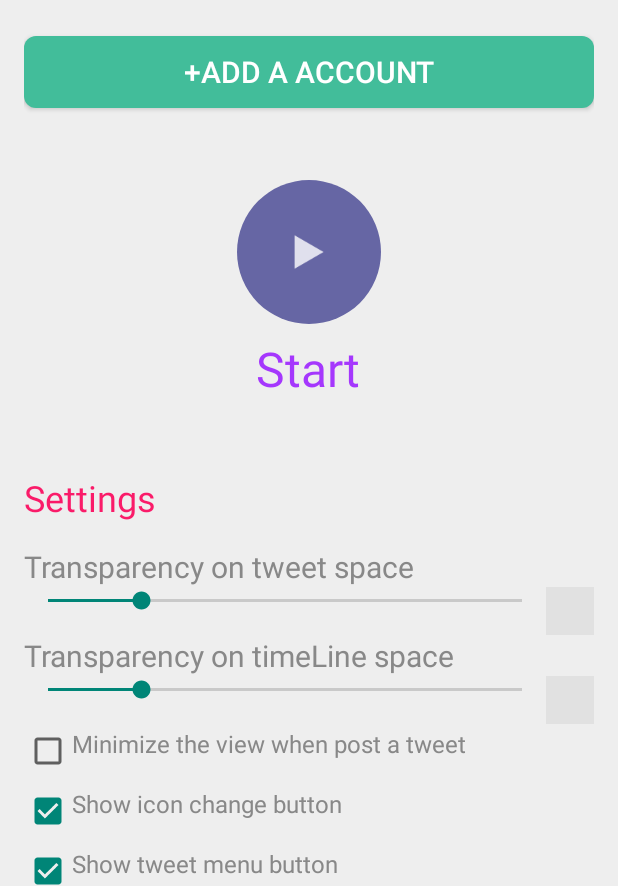
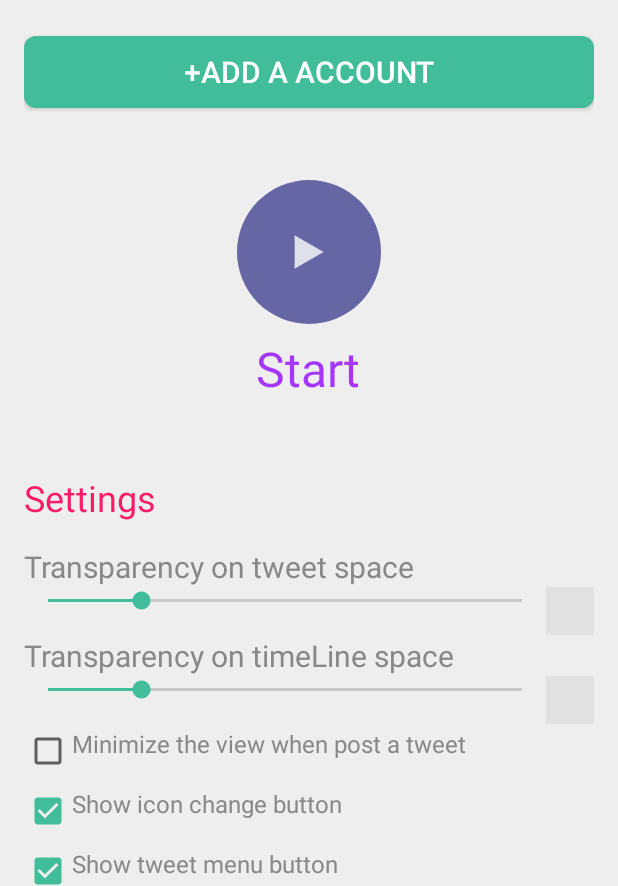
Before and after one commit to kirimin/kumin, an Android app: the screen it shows after launch (SettingMainActivity), on a phone screen of 412 x 824 dp, the part 350-1236 px from its top. Run offline under Robolectric (Android 15) with nearby library versions, the phone set to English and light mode, and no system bars.

Commit message:
マテリアルデザインのテーマ対応

```diff
--- a/app/src/main/java/me/kirimin/kumin/ui/activity/SettingMainActivity.java
+++ b/app/src/main/java/me/kirimin/kumin/ui/activity/SettingMainActivity.java
@@ -48,7 +48,6 @@ public class SettingMainActivity extends ActionBarActivity {
     @Override
     public void onCreate(Bundle savedInstanceState) {
         super.onCreate(savedInstanceState);
-        getSupportActionBar().hide();
         setContentView(R.layout.activity_setting);
         mSharedPreferences = PreferenceManager.getDefaultSharedPreferences(this);
 
--- a/app/src/main/res/values/styles.xml
+++ b/app/src/main/res/values/styles.xml
@@ -1,8 +1,13 @@
 <resources xmlns:android="http://schemas.android.com/apk/res/android">
 
-    <style name="AppTheme" parent="Theme.AppCompat.Light.DarkActionBar" />
+    <style name="AppTheme" parent="Theme.AppCompat.Light.NoActionBar">
+        <item name="colorPrimary">@color/purple</item>
+        <item name="colorPrimaryDark">@color/red</item>
+        <item name="colorAccent">@color/green</item>
+    </style>
 
     <drawable name="translucent_background">#55555555</drawable>
+
     <style name="Theme.MyTrans" parent="android:style/Theme.Translucent">
         <item name="android:windowBackground">@drawable/translucent_background</item>
     </style>
```
